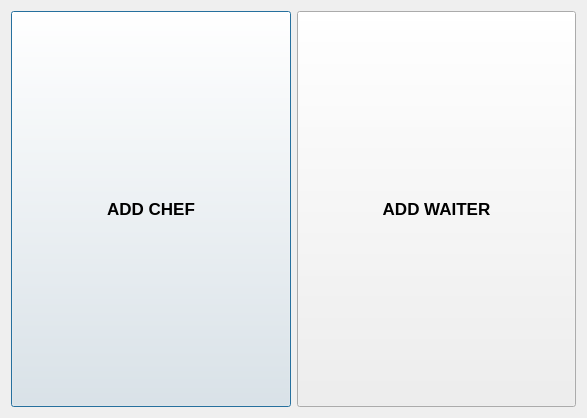
Ridwan230/Restaurant-Management-System, file Ifrad/man_employee.ui: the form before one commit.
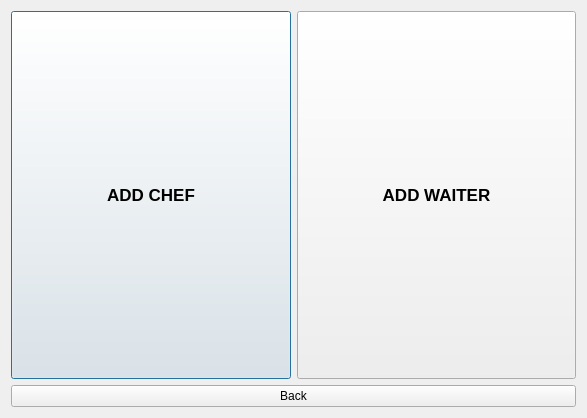
The form after the commit.

The edit to the form file:
```diff
--- a/Ifrad/man_employee.ui
+++ b/Ifrad/man_employee.ui
@@ -13,7 +13,9 @@
   <property name="windowTitle">
    <string>Dialog</string>
   </property>
-  <layout class="QHBoxLayout" name="horizontalLayout_2">
+  <layout class="QVBoxLayout" name="verticalLayout_2">
+   <item>
+    <layout class="QVBoxLayout" name="verticalLayout">
    <item>
     <layout class="QHBoxLayout" name="horizontalLayout">
      <item>
@@ -54,6 +56,15 @@
        </property>
        <property name="text">
         <string>ADD WAITER</string>
+         </property>
+        </widget>
+       </item>
+      </layout>
+     </item>
+     <item>
+      <widget class="QPushButton" name="pushButton">
+       <property name="text">
+        <string>Back</string>
        </property>
       </widget>
      </item>
```
Lines whose indentation alone changed are shown as unchanged.
